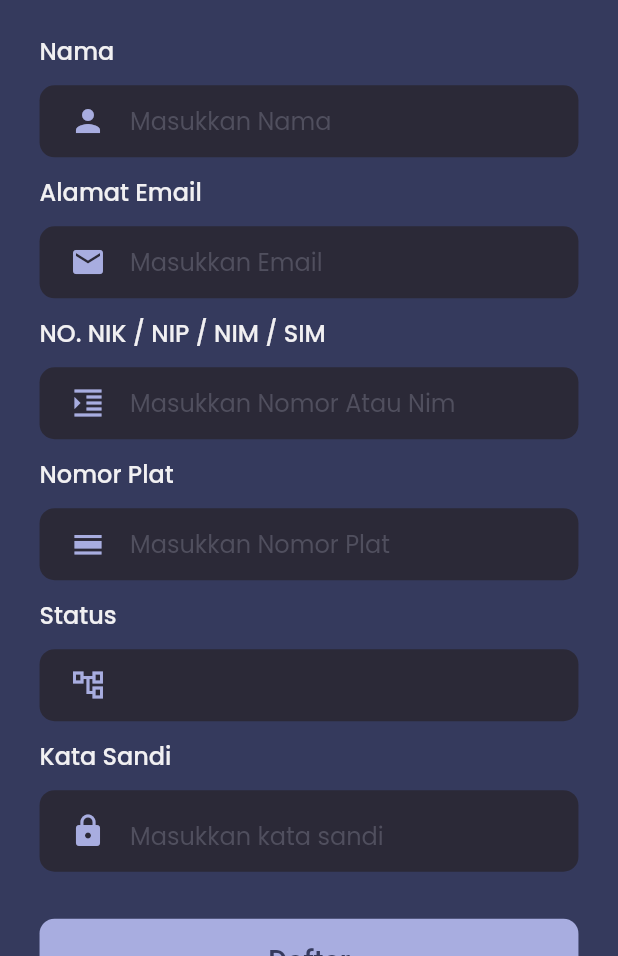
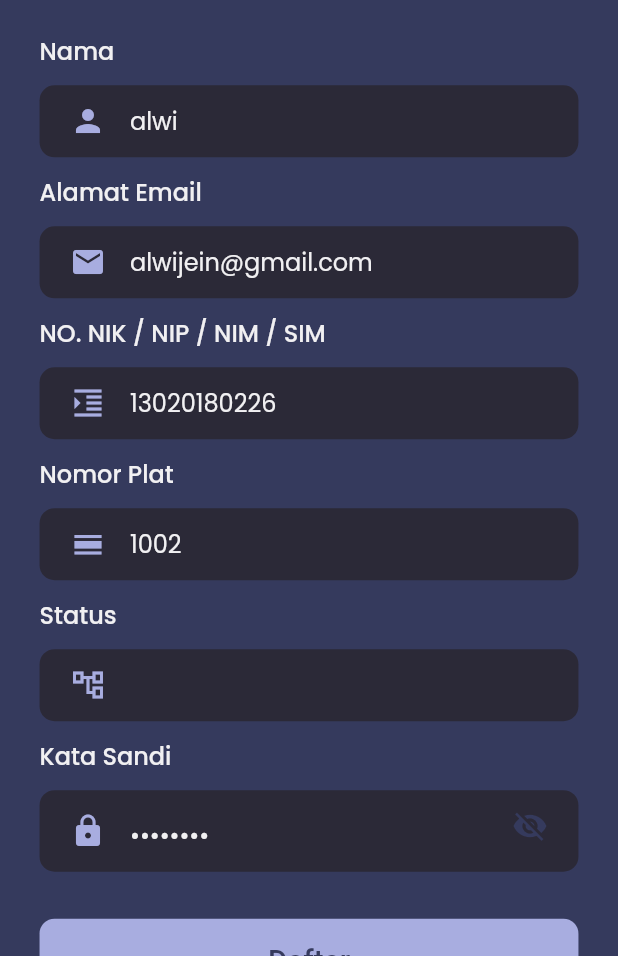
Before and after one commit to alwijein/pinisi_parking_spot, a Flutter app: the SignUp screen opened directly, on a phone screen of 412 x 824 dp, the part 280-1236 px from its top. Run offline on Flutter 3.47's test engine with Material 2 defaults, Android fonts, the light colour scheme and no system bars; drawn by our look-alikes of select_form_field; our stand-ins replace bloc, cloud_firestore, connectivity, equatable, firebase_auth, firebase_core and 5 more; missing offline and left inert: email_auth, email_otp, flutter_launcher_icons, select_dialog; accounts and stored records are empty.

```diff
--- /dev/null
+++ b/lib/config/email_config.dart
@@ -0,0 +1,4 @@
+var remoteServerConfiguration = {
+  "server": "https://email-auth-nodes.herokuapp.com",
+  "serverKey": "D6faVz",
+};
--- a/lib/screens/home_screen/components/spot/spot_p1/spot_p1.dart
+++ b/lib/screens/home_screen/components/spot/spot_p1/spot_p1.dart
@@ -31,6 +31,8 @@ class SpotP1 extends StatelessWidget {
           children: [
             BlocBuilder<UserBloc, UserState>(
               builder: (context, userState) {
+                print('sucesd');
+
                 if (userState is UserLoaded) {
                   if (userState.users.role == 'admin') {
                     return ListParkingButton();
--- a/lib/screens/sign_up/components/sign_up_form.dart
+++ b/lib/screens/sign_up/components/sign_up_form.dart
@@ -19,12 +19,14 @@ class SignUpForm extends StatefulWidget {
 }
 
 class _SignUpFormState extends State<SignUpForm> {
-  TextEditingController nama = new TextEditingController();
-  TextEditingController email = new TextEditingController();
-  TextEditingController password = new TextEditingController();
-  TextEditingController nomorUnik = new TextEditingController();
+  TextEditingController nama = new TextEditingController(text: 'alwi');
+  TextEditingController email =
+      new TextEditingController(text: 'alwijein@gmail.com');
+  TextEditingController password = new TextEditingController(text: '12345678');
+  TextEditingController nomorUnik =
+      new TextEditingController(text: '13020180226');
   TextEditingController status = new TextEditingController();
-  TextEditingController platNomor = new TextEditingController();
+  TextEditingController platNomor = new TextEditingController(text: '1002');
 
   bool isLoading = false;
   bool showPass = true;
--- a/lib/services/database_services.dart
+++ b/lib/services/database_services.dart
@@ -9,7 +9,6 @@ class DatabaseServices {
     // var maps2 = await fb.reference().child('Parking').once();
     // var x = maps2.value;
     // var count = 0;
-
     // print(x['p1']);
     await for (Event data in maps) {
       var json = data.snapshot.value;
--- a/lib/utils/parking_builder_horizontal.dart
+++ b/lib/utils/parking_builder_horizontal.dart
@@ -45,6 +45,7 @@ StreamBuilder<Event?> parkingBuilderHorizontal(String id, String role) {
                   return ParkingBoxHorizontal(
                     value: GestureDetector(
                       onDoubleTap: () {
+                        print('success');
                         List.generate(
                           index,
                           (index) {
@@ -91,6 +92,8 @@ StreamBuilder<Event?> parkingBuilderHorizontal(String id, String role) {
                   return ParkingBoxHorizontal(
                     value: GestureDetector(
                       onTap: () {
+                        print('success');
+
                         int index = snapshot.data!.length;
                         String isSelect = '';
                         SelectDialog.showModal(_,
--- a/pubspec.yaml
+++ b/pubspec.yaml
@@ -44,6 +44,7 @@ dependencies:
   search_choices: ^2.0.17
   select_dialog: ^2.0.0
   flutter_easyrefresh: ^2.2.1
+  email_otp: ^1.0.1
 
 dev_dependencies:
   flutter_test:
```
Also changed, not shown: lib/screens/otp_screen/components/otp_form.dart (+49 -26 lines), pubspec.lock, 2 other files.
